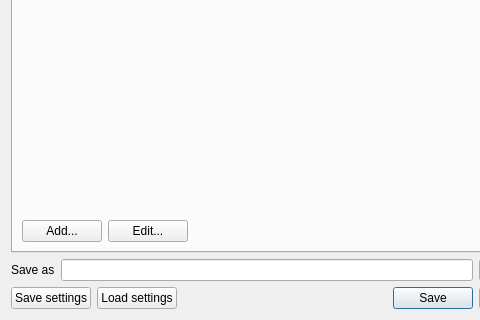
opengeogroep/AERIUS-QGIS-plugins, file ImaerPlugin/generate_calc_input_dlg.ui: the form before one commit; both pictures show x 0 to 480 and y 604 to 924 of the 570 by 924 pixel window.
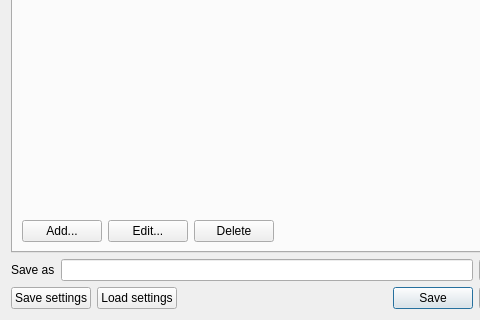
The form after the commit. Custom widgets are drawn as their Qt base class.

Commit message: Diurnal variation GUI add, edit and delete (WiP)

```diff
--- a/ImaerPlugin/generate_calc_input_dlg.ui
+++ b/ImaerPlugin/generate_calc_input_dlg.ui
@@ -1411,6 +1411,13 @@
            </property>
           </widget>
          </item>
+         <item>
+          <widget class="QPushButton" name="button_dv_delete">
+           <property name="text">
+            <string>Delete</string>
+           </property>
+          </widget>
+         </item>
          <item>
           <spacer name="horizontalSpacer_2">
            <property name="orientation">
```
The commit also changes 3 other files.
